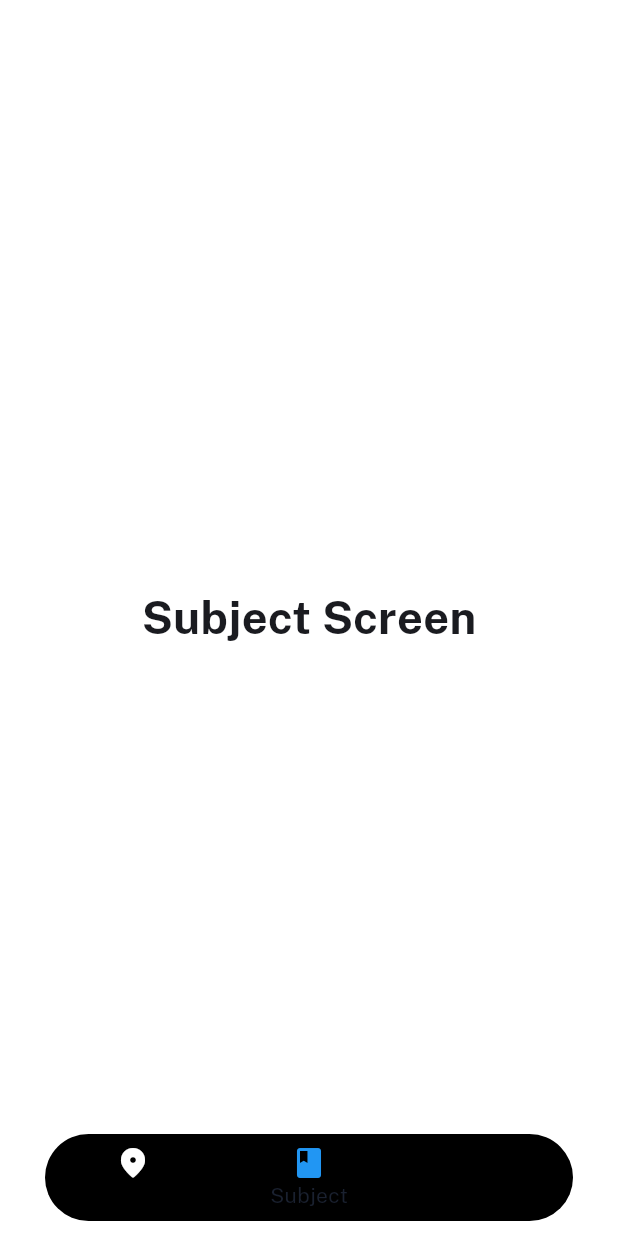
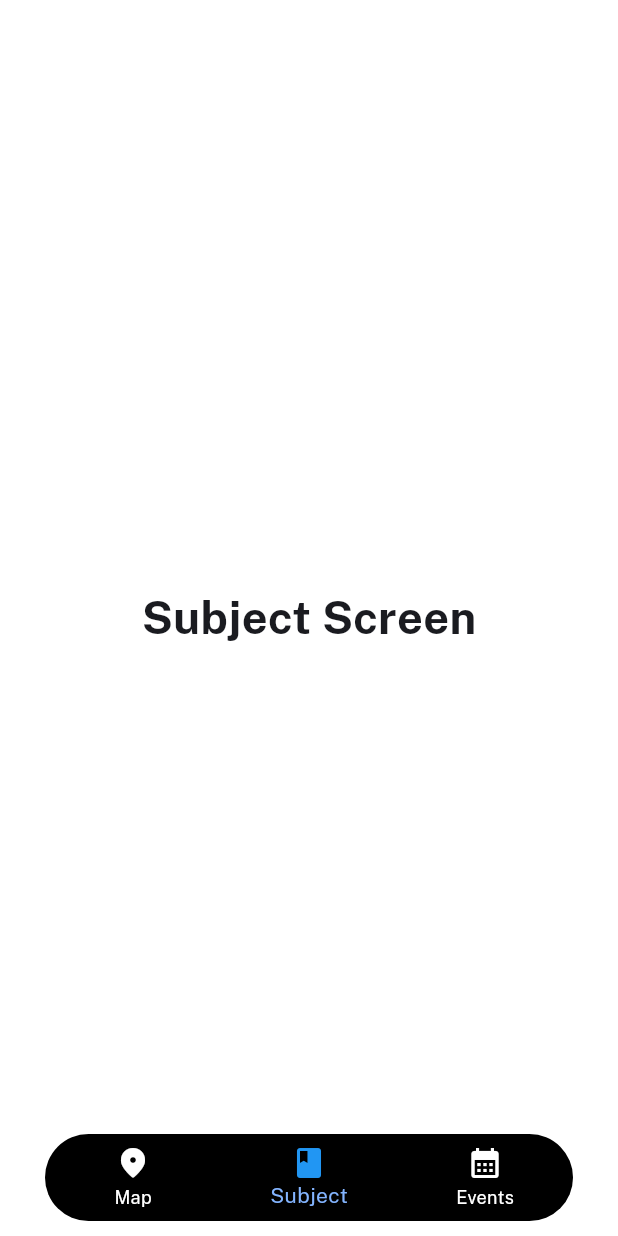
Before and after one commit to UCA-Walkmate/uca-walkmate, a Flutter app: the screen it shows after launch, item 2 of the bottom bar chosen, on a phone screen of 412 x 824 dp. Run offline on Flutter 3.47's test engine with Material 3 defaults, Android fonts, the phone set to English and light mode, and no system bars; our stand-ins replace flutter_map, go_router, google_fonts, latlong2.

Commit message:
refactor: Changed Bottom navigation bar colors

```diff
--- a/uca_walkmate/lib/presentation/screens/home/home_screen.dart
+++ b/uca_walkmate/lib/presentation/screens/home/home_screen.dart
@@ -20,6 +20,9 @@ class _HomeScreenState extends State<HomeScreen> {
       const SubjectScreen(),
       const EventScreen(),
     ];
+
+    final colors = Theme.of(context).colorScheme;
+
     return Scaffold(
       body: Stack(
         children: [
@@ -35,6 +38,8 @@ class _HomeScreenState extends State<HomeScreen> {
                 child: Container(
                   color: Colors.transparent, // Hace el contenedor transparente
                   child: BottomNavigationBar(
+                    unselectedItemColor: Colors.white,
+                    selectedItemColor: colors.secondary,
                     currentIndex: selectedIndex,
                     onTap: (value) {
                       setState(() {
```
